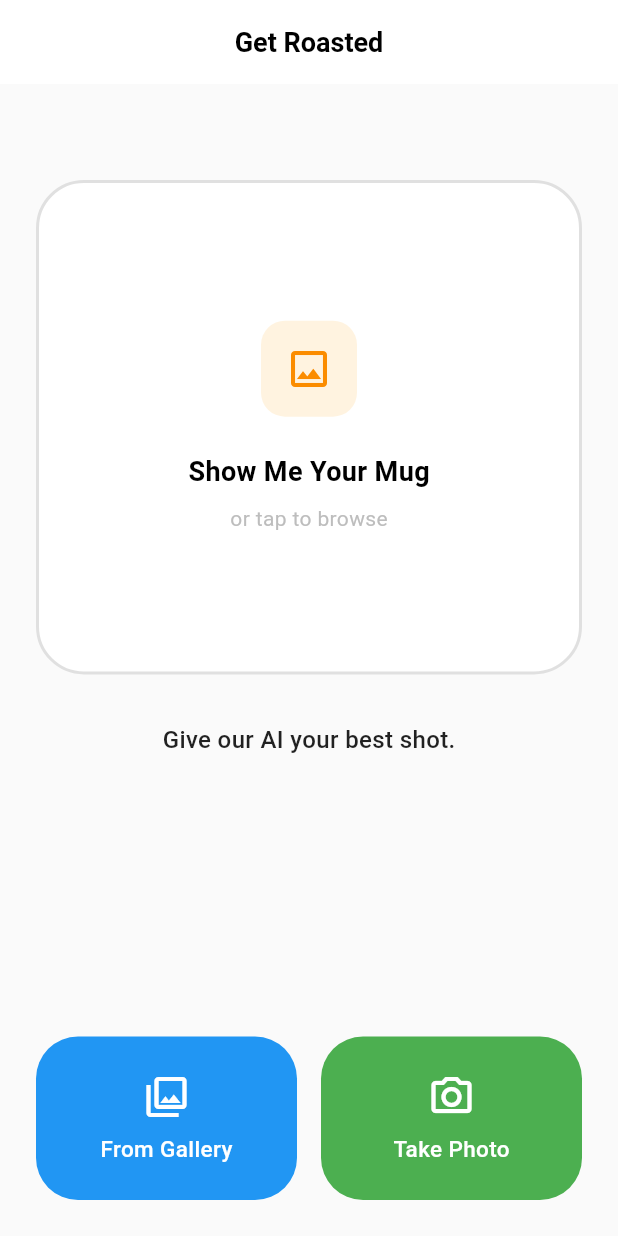
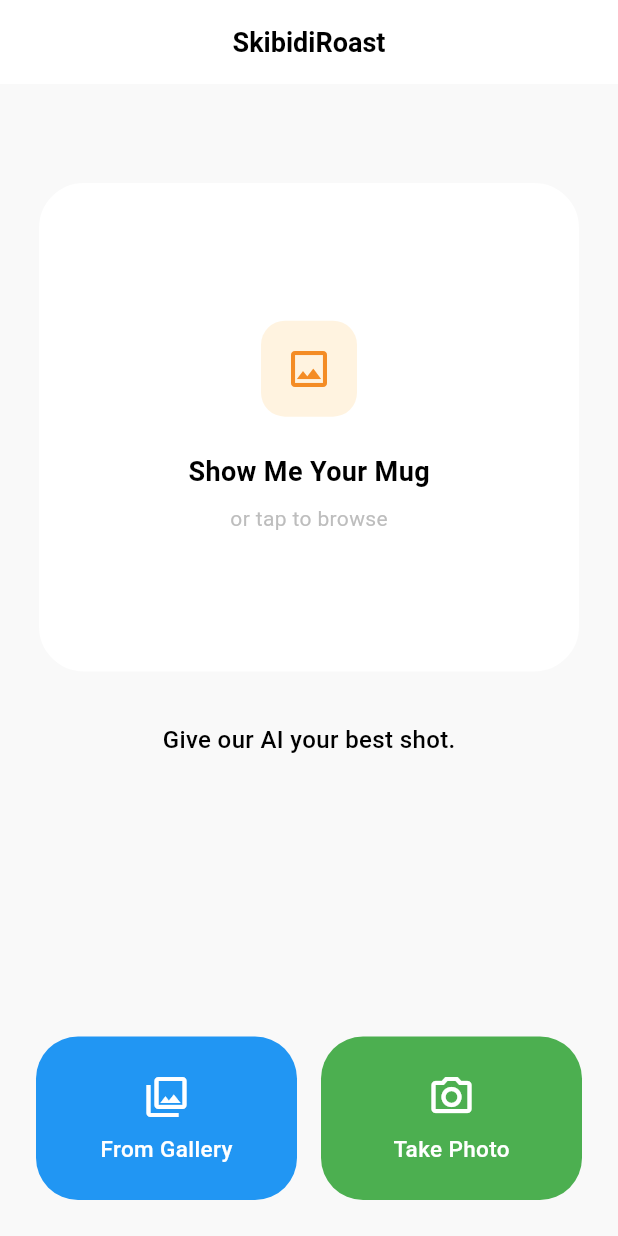
Before and after one commit to Pickle00/SkibidiRoast, a Flutter app: the HomeScreen screen opened by its route, after a tap on "Show Me Your Mug", on a phone screen of 412 x 824 dp. Run offline on Flutter 3.47's test engine with Material 3 defaults, Android fonts, the phone set to English and light mode, and no system bars; our stand-ins replace equatable, flutter_bloc, freezed_annotation, go_router, image_picker, shared_preferences and 1 more; accounts and stored records are empty.

```diff
--- a/lib/routes/router_screens.dart
+++ b/lib/routes/router_screens.dart
@@ -21,7 +21,7 @@ List<GoRoute> buildRoute() {
     ),
     GoRoute(
       path: RoutePath.yourAIRoast,
-      builder: (context, state) => const RoastScreen(),
+      builder: (context, state) => RoastScreen(roast: state.extra as String),
     ),
   ];
 }
--- a/lib/screens/home/home_screen.dart
+++ b/lib/screens/home/home_screen.dart
@@ -1,9 +1,14 @@
 import 'dart:io';
 
 import 'package:flutter/material.dart';
+import 'package:flutter_bloc/flutter_bloc.dart';
+import 'package:go_router/go_router.dart';
 import 'package:image_picker/image_picker.dart';
+import 'package:skibidi_roast/blocs/skibidi_bloc/skibidi_bloc.dart';
+import 'package:skibidi_roast/routes/route_names.dart';
 import 'package:skibidi_roast/screens/home/widget/action_button.dart';
 import 'package:skibidi_roast/service/image_helper.dart';
+import 'package:skibidi_roast/theme/app_colors.dart';
 import 'package:skibidi_roast/widgets/app_button.dart';
 
 class HomeScreen extends StatefulWidget {
@@ -18,16 +23,36 @@ class _HomeScreenState extends State<HomeScreen> {
 
   @override
   Widget build(BuildContext context) {
+    return BlocConsumer<SkibidiBloc, SkibidiState>(
+      listener: (context, state) {
+        if (state is SkibidiRoastGenerated) {
+          context.push(RoutePath.yourAIRoast, extra: state.roast);
+        }
+
+        if (state is SkibidiError) {
+          ScaffoldMessenger.of(
+            context,
+          ).showSnackBar(SnackBar(content: Text(state.error)));
+        }
+      },
+
+      builder: (context, state) {
+        if (state is SkibidiCookingRoast) {
           return Scaffold(
-      backgroundColor: Colors.grey[50],
+            body: const Center(child: CircularProgressIndicator()),
+          );
+        }
+
+        return Scaffold(
+          backgroundColor: AppColors.background,
           appBar: AppBar(
-        backgroundColor: Colors.white,
+            backgroundColor: AppColors.white,
             elevation: 5,
-        surfaceTintColor: Colors.white,
+            surfaceTintColor: AppColors.white,
             title: const Text(
-          'Get Roasted',
+              'SkibidiRoast',
               style: TextStyle(
-            color: Colors.black,
+                color: AppColors.black,
                 fontSize: 18,
                 fontWeight: FontWeight.w600,
               ),
@@ -43,13 +68,19 @@ class _HomeScreenState extends State<HomeScreen> {
                     mainAxisAlignment: MainAxisAlignment.center,
                     children: [
                       const SizedBox(height: 40),
+
                       // Upload Area
                       ValueListenableBuilder(
                         valueListenable: selectedImage,
                         builder: (context, imageFile, child) {
                           return GestureDetector(
-                        onTap: () {
+                            onTap: () async {
+                              if (imageFile != null) {
                                 selectedImage.value = null;
+                              } else {
+                                selectedImage.value =
+                                    await ImageHelper.pickImage();
+                              }
                             },
                             child: Container(
                               width: double.infinity,
@@ -59,10 +90,10 @@ class _HomeScreenState extends State<HomeScreen> {
                                 vertical: imageFile != null ? 10 : 40,
                               ),
                               decoration: BoxDecoration(
-                            color: Colors.white,
+                                color: AppColors.white,
                                 borderRadius: BorderRadius.circular(32),
                                 border: Border.all(
-                              color: Colors.grey[300]!,
+                                  color: AppColors.background,
                                   width: 2,
                                   strokeAlign: BorderSide.strokeAlignInside,
                                 ),
@@ -70,19 +101,22 @@ class _HomeScreenState extends State<HomeScreen> {
                               child: imageFile == null
                                   ? Column(
                                       mainAxisSize: MainAxisSize.min,
-                                  mainAxisAlignment: MainAxisAlignment.center,
+                                      mainAxisAlignment:
+                                          MainAxisAlignment.center,
                                       children: [
                                         Container(
                                           width: 64,
                                           height: 64,
                                           decoration: BoxDecoration(
-                                        color: Colors.orange[50],
-                                        borderRadius: BorderRadius.circular(16),
+                                            color: AppColors.lightOrange,
+                                            borderRadius: BorderRadius.circular(
+                                              16,
+                                            ),
                                           ),
                                           child: Icon(
                                             Icons.image_outlined,
                                             size: 32,
-                                        color: Colors.orange[600],
+                                            color: AppColors.primary,
                                           ),
                                         ),
                                         const SizedBox(height: 24),
@@ -125,7 +159,7 @@ class _HomeScreenState extends State<HomeScreen> {
                         style: TextStyle(
                           fontSize: 16,
                           fontWeight: FontWeight.w500,
-                      color: Colors.black87,
+                          color: AppColors.black,
                         ),
                       ),
 
@@ -136,7 +170,17 @@ class _HomeScreenState extends State<HomeScreen> {
                         builder: (context, imageFile, child) {
                           return imageFile == null
                               ? SizedBox.shrink()
-                          : RoastButton(text: 'Roast me', onPressed: () {});
+                              : RoastButton(
+                                  text: 'Roast me',
+                                  onPressed: () {
+                                    if (selectedImage.value == null) return;
+                                    context.read<SkibidiBloc>().add(
+                                      SkibidiEvent.sendPicForRoast(
+                                        selectedImage.value!,
+                                      ),
+                                    );
+                                  },
+                                );
                         },
                       ),
                       const SizedBox(height: 24),
@@ -147,10 +191,10 @@ class _HomeScreenState extends State<HomeScreen> {
                             child: ActionButton(
                               label: 'From Gallery',
                               icon: Icons.collections_outlined,
-                          color: Colors.blue,
+                              color: AppColors.blue,
                               onPressed: () async {
-                            // context.push(RoutePath.yourAIRoast);
-                            selectedImage.value = await ImageHelper.pickImage();
+                                selectedImage.value =
+                                    await ImageHelper.pickImage();
                               },
                             ),
                           ),
@@ -159,9 +203,10 @@ class _HomeScreenState extends State<HomeScreen> {
                             child: ActionButton(
                               label: 'Take Photo',
                               icon: Icons.camera_alt_outlined,
-                          color: Colors.green,
+                              color: AppColors.green,
                               onPressed: () async {
-                            selectedImage.value = await ImageHelper.pickImage(
+                                selectedImage.value =
+                                    await ImageHelper.pickImage(
                                       source: ImageSource.camera,
                                     );
                               },
@@ -176,5 +221,7 @@ class _HomeScreenState extends State<HomeScreen> {
             ],
           ),
         );
+      },
+    );
   }
 }
```
Also changed, not shown: lib/main.dart (+6 -1 lines), lib/screens/roast_screen/roast_screen.dart (+3 -30 lines). Lines whose indentation alone changed are shown as unchanged.
